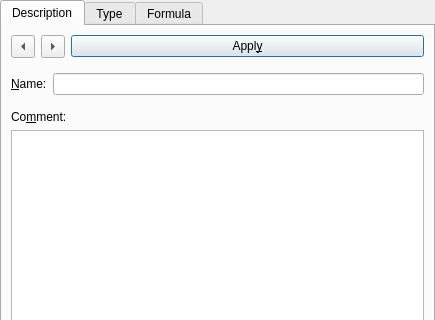
Old version of the form AlphaPlot/src/future/table/controltabs.ui in the repository narunlifescience/AlphaPlot; both pictures show x 0 to 435 and y 0 to 320 of the 435 by 470 pixel window.
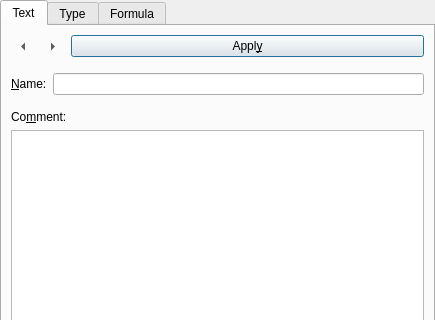
New version of the form. The open tabs and pages were chosen to show the change.

The edit to the form file:
```diff
--- a/AlphaPlot/src/future/table/controltabs.ui
+++ b/AlphaPlot/src/future/table/controltabs.ui
@@ -60,7 +60,7 @@
      </property>
      <widget class="QWidget" name="description_tab">
       <attribute name="title">
-       <string>Description</string>
+       <string>Text</string>
       </attribute>
       <layout class="QVBoxLayout" name="verticalLayout">
        <item>
@@ -73,6 +73,9 @@
            <property name="text">
             <string>...</string>
            </property>
+           <property name="autoRaise">
+            <bool>true</bool>
+           </property>
            <property name="arrowType">
             <enum>Qt::LeftArrow</enum>
            </property>
@@ -86,6 +89,9 @@
            <property name="text">
             <string>...</string>
            </property>
+           <property name="autoRaise">
+            <bool>true</bool>
+           </property>
            <property name="arrowType">
             <enum>Qt::RightArrow</enum>
            </property>
```
Left out of the diff: 4 changed lines with no effect on the pictures.
